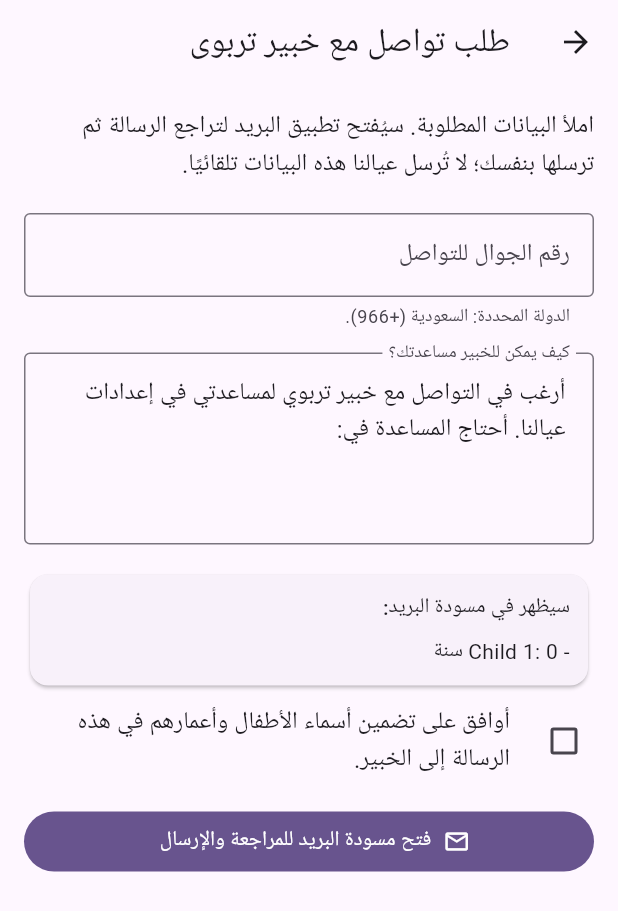
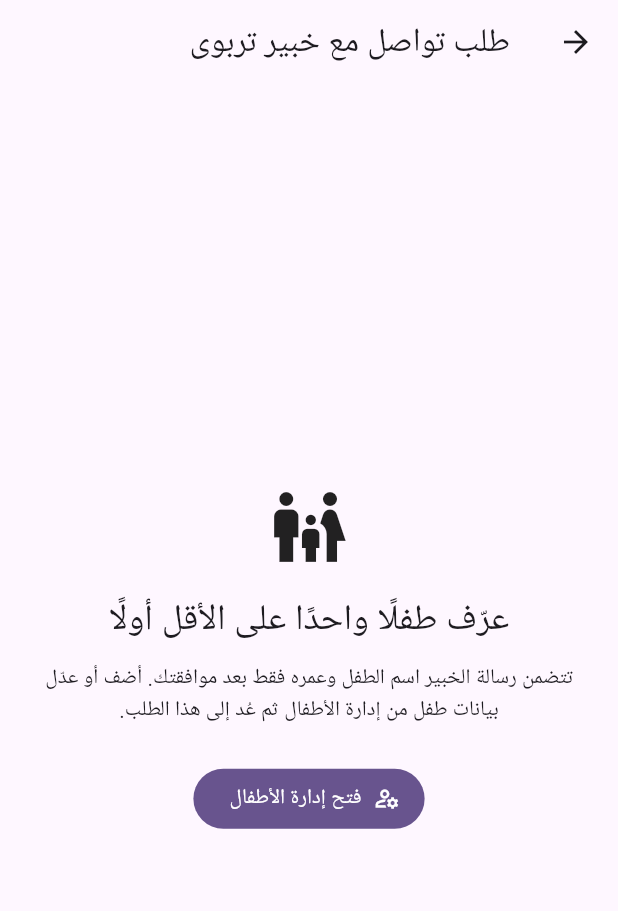
Before and after one commit to mgomma/3ialna, a Flutter app: the EducationalExpertContactScreen screen opened directly, on a phone screen of 412 x 824 dp. Shown: the top 911 px of the screen. Run offline on Flutter 3.47's test engine with Material 3 defaults, Android fonts, the phone set to English and light mode, and no system bars; our stand-ins replace flutter_local_notifications, flutter_tts, geolocator, google_sign_in, just_audio, local_auth and 5 more; missing offline and left inert: adhan_dart, app_usage, flutter_facebook_auth, flutter_overlay_window, record; accounts and stored records are empty; statements that could not run were skipped.

Commit message:
feat: require child before expert contact

```diff
--- a/lib/presentation/support/educational_expert_contact_screen.dart
+++ b/lib/presentation/support/educational_expert_contact_screen.dart
@@ -8,6 +8,7 @@ import '../../data/local/settings_service.dart';
 import '../../data/system/educational_expert_mailto.dart';
 import '../../domain/models/child_profile.dart';
 import '../../domain/validation/country_mobile_phone_validator.dart';
+import '../parental_control/age_safety_profiles_screen.dart';
 
 class EducationalExpertContactScreen extends StatefulWidget {
   const EducationalExpertContactScreen({super.key});
@@ -32,6 +33,17 @@ class _EducationalExpertContactScreenState
 
   bool get _ar => LocaleController.instance.isArabic;
 
+  /// `Child 1` is a local starter profile created for safeguards. It is not
+  /// sufficiently parent-defined to include in an educational-expert request.
+  List<ChildProfile> get _definedChildren => _children
+      .where((ChildProfile child) {
+        final String name = child.name.trim().toLowerCase();
+        return name.isNotEmpty && name != 'child' && name != 'child 1';
+      })
+      .toList(growable: false);
+
+  bool get _hasDefinedChild => _definedChildren.isNotEmpty;
+
   @override
   void initState() {
     super.initState();
@@ -42,7 +54,6 @@ class _EducationalExpertContactScreenState
     final SharedPreferences preferences = await SharedPreferences.getInstance();
     final AgeSafetyProfileService service = AgeSafetyProfileService(preferences);
     final SettingsService settings = SettingsService(preferences);
-    await service.ensureDefaultChild();
     if (!mounted) return;
     setState(() {
       _children = service.loadChildren();
@@ -54,10 +65,10 @@ class _EducationalExpertContactScreenState
   }
 
   String _childDetails() {
-    if (_children.isEmpty) {
+    if (!_hasDefinedChild) {
       return _ar ? 'لا توجد ملفات أطفال.' : 'No child profiles.';
     }
-    return _children
+    return _definedChildren
         .map((ChildProfile child) => _ar
             ? '- ${child.name}: ${child.ageYears} سنة'
             : '- ${child.name}: ${child.ageYears} years')
@@ -87,6 +98,16 @@ class _EducationalExpertContactScreenState
   }
 
   Future<void> _openEmailDraft() async {
+    if (!_hasDefinedChild) {
+      ScaffoldMessenger.of(context).showSnackBar(
+        SnackBar(
+          content: Text(_ar
+              ? 'عرّف طفلًا واحدًا على الأقل قبل طلب التواصل مع الخبير.'
+              : 'Define at least one child before requesting an expert.'),
+        ),
+      );
+      return;
+    }
     if (!_formKey.currentState!.validate()) return;
     final CountryMobilePhoneValidation phoneValidation =
         _validateMobileNumber(_phone.text);
@@ -121,6 +142,52 @@ class _EducationalExpertContactScreenState
     );
   }
 
+  Future<void> _openKidsManagement() async {
+    await Navigator.of(context).push(
+      MaterialPageRoute<void>(
+        builder: (_) => const AgeSafetyProfilesScreen(
+          openChildManagerOnStart: true,
+        ),
+      ),
+    );
+    if (!mounted) return;
+    await _loadChildren();
+  }
+
+  Widget _buildChildRequirement() => Center(
+        child: Padding(
+          padding: const EdgeInsets.all(24),
+          child: Column(
+            mainAxisAlignment: MainAxisAlignment.center,
+            children: <Widget>[
+              const Icon(Icons.family_restroom_outlined, size: 56),
+              const SizedBox(height: 18),
+              Text(
+                _ar
+                    ? 'عرّف طفلًا واحدًا على الأقل أولًا'
+                    : 'Define at least one child first',
+                style: Theme.of(context).textTheme.headlineSmall,
+                textAlign: TextAlign.center,
+              ),
+              const SizedBox(height: 12),
+              Text(
+                _ar
+                    ? 'تتضمن رسالة الخبير اسم الطفل وعمره فقط بعد موافقتك. أضف أو عدّل بيانات طفل من إدارة الأطفال ثم عُد إلى هذا الطلب.'
+                    : 'The expert request can include a child’s name and age only with your consent. Add or edit a child in Kids Management, then return to this request.',
+                textAlign: TextAlign.center,
+              ),
+              const SizedBox(height: 24),
+              FilledButton.icon(
+                key: const Key('expert-contact-open-kids-management'),
+                onPressed: _openKidsManagement,
+                icon: const Icon(Icons.manage_accounts_outlined),
+                label: Text(_ar ? 'فتح إدارة الأطفال' : 'Open Kids Management'),
+              ),
+            ],
+          ),
+        ),
+      );
+
   @override
   void dispose() {
     _phone.dispose();
@@ -146,6 +213,8 @@ class _EducationalExpertContactScreenState
       ),
       body: _loading
           ? const Center(child: CircularProgressIndicator())
+          : !_hasDefinedChild
+              ? _buildChildRequirement()
               : Form(
                   key: _formKey,
                   child: ListView(
@@ -162,8 +231,9 @@ class _EducationalExpertContactScreenState
                         controller: _phone,
                         keyboardType: TextInputType.phone,
                         decoration: InputDecoration(
-                      labelText:
-                          _ar ? 'رقم الجوال للتواصل' : 'Mobile number for contact',
+                          labelText: _ar
+                              ? 'رقم الجوال للتواصل'
+                              : 'Mobile number for contact',
                           helperText: _ar
                               ? 'الدولة المحددة: $countryName ($callingCode).'
                               : 'Selected country: $countryName ($callingCode).',
```
Also changed, not shown: 1 other file. Lines whose indentation alone changed are shown as unchanged.
